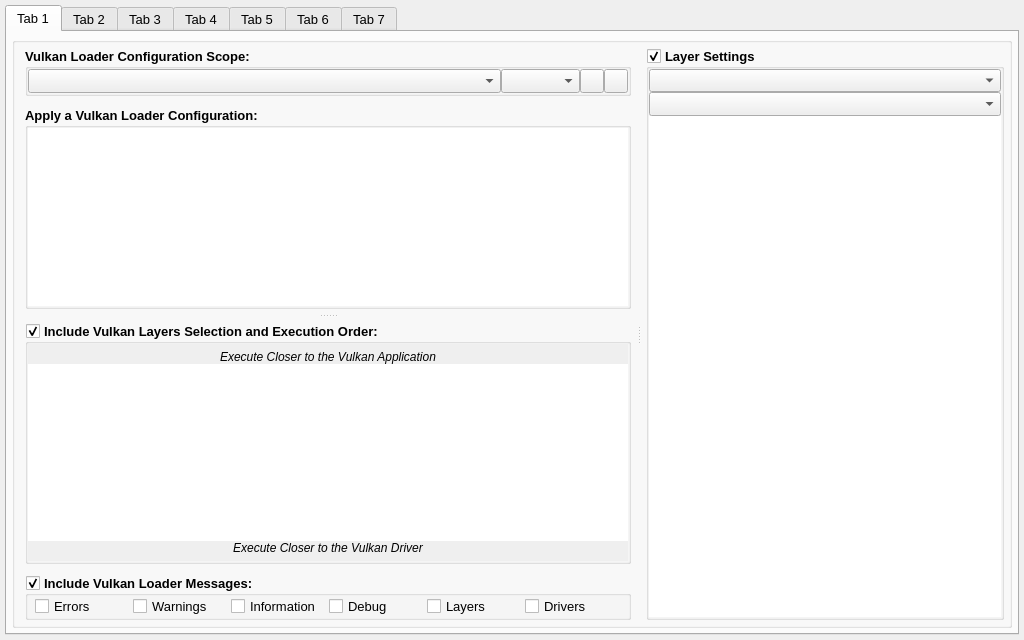
Qt form vkconfig_gui/mainwindow.ui (LunarG/VulkanTools) before a commit.
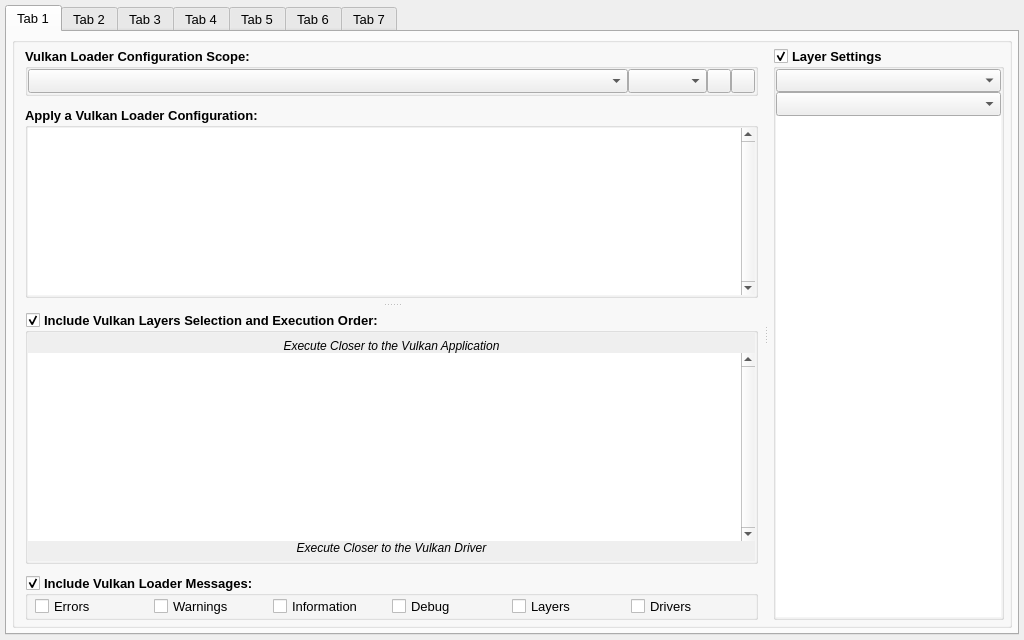
The same form after that commit. The open tabs and pages were chosen to show the change. Icons and pictures are not drawn.

Commit message: vkconfig: Fix layer ordering darg and drop

```diff
--- a/vkconfig_gui/mainwindow.ui
+++ b/vkconfig_gui/mainwindow.ui
@@ -405,7 +405,10 @@
                         <number>1</number>
                        </property>
                        <property name="verticalScrollBarPolicy">
-                        <enum>Qt::ScrollBarPolicy::ScrollBarAsNeeded</enum>
+                        <enum>Qt::ScrollBarPolicy::ScrollBarAlwaysOn</enum>
+                       </property>
+                       <property name="sizeAdjustPolicy">
+                        <enum>QAbstractScrollArea::SizeAdjustPolicy::AdjustToContents</enum>
                        </property>
                        <property name="editTriggers">
                         <set>QAbstractItemView::EditTrigger::NoEditTriggers</set>
@@ -548,7 +551,10 @@
                         <number>1</number>
                        </property>
                        <property name="verticalScrollBarPolicy">
-                        <enum>Qt::ScrollBarPolicy::ScrollBarAsNeeded</enum>
+                        <enum>Qt::ScrollBarPolicy::ScrollBarAlwaysOn</enum>
+                       </property>
+                       <property name="sizeAdjustPolicy">
+                        <enum>QAbstractScrollArea::SizeAdjustPolicy::AdjustToContents</enum>
                        </property>
                        <property name="autoScrollMargin">
                         <number>0</number>
@@ -850,6 +856,12 @@
                    </property>
                    <item>
                     <widget class="QComboBox" name="configurations_versions">
+                     <property name="sizePolicy">
+                      <sizepolicy hsizetype="Ignored" vsizetype="Fixed">
+                       <horstretch>0</horstretch>
+                       <verstretch>0</verstretch>
+                      </sizepolicy>
+                     </property>
                      <property name="font">
                       <font>
                        <family>Arial</family>
@@ -857,6 +869,9 @@
                        <bold>false</bold>
                       </font>
                      </property>
+                     <property name="sizeAdjustPolicy">
+                      <enum>QComboBox::SizeAdjustPolicy::AdjustToContents</enum>
+                     </property>
                     </widget>
                    </item>
                    <item>
@@ -864,6 +879,12 @@
                      <property name="enabled">
                       <bool>true</bool>
                      </property>
+                     <property name="sizePolicy">
+                      <sizepolicy hsizetype="Ignored" vsizetype="Fixed">
+                       <horstretch>0</horstretch>
+                       <verstretch>0</verstretch>
+                      </sizepolicy>
+                     </property>
                      <property name="minimumSize">
                       <size>
                        <width>0</width>
@@ -883,6 +904,9 @@
                        <bold>false</bold>
                       </font>
                      </property>
+                     <property name="sizeAdjustPolicy">
+                      <enum>QComboBox::SizeAdjustPolicy::AdjustToContents</enum>
+                     </property>
                     </widget>
                    </item>
                    <item>
@@ -907,7 +931,7 @@
                       <enum>Qt::ScrollBarPolicy::ScrollBarAsNeeded</enum>
                      </property>
                      <property name="sizeAdjustPolicy">
-                      <enum>QAbstractScrollArea::SizeAdjustPolicy::AdjustIgnored</enum>
+                      <enum>QAbstractScrollArea::SizeAdjustPolicy::AdjustToContents</enum>
                      </property>
                      <property name="autoScrollMargin">
                       <number>0</number>
```
Left out of the diff: 37 changed lines with no effect on the pictures.
